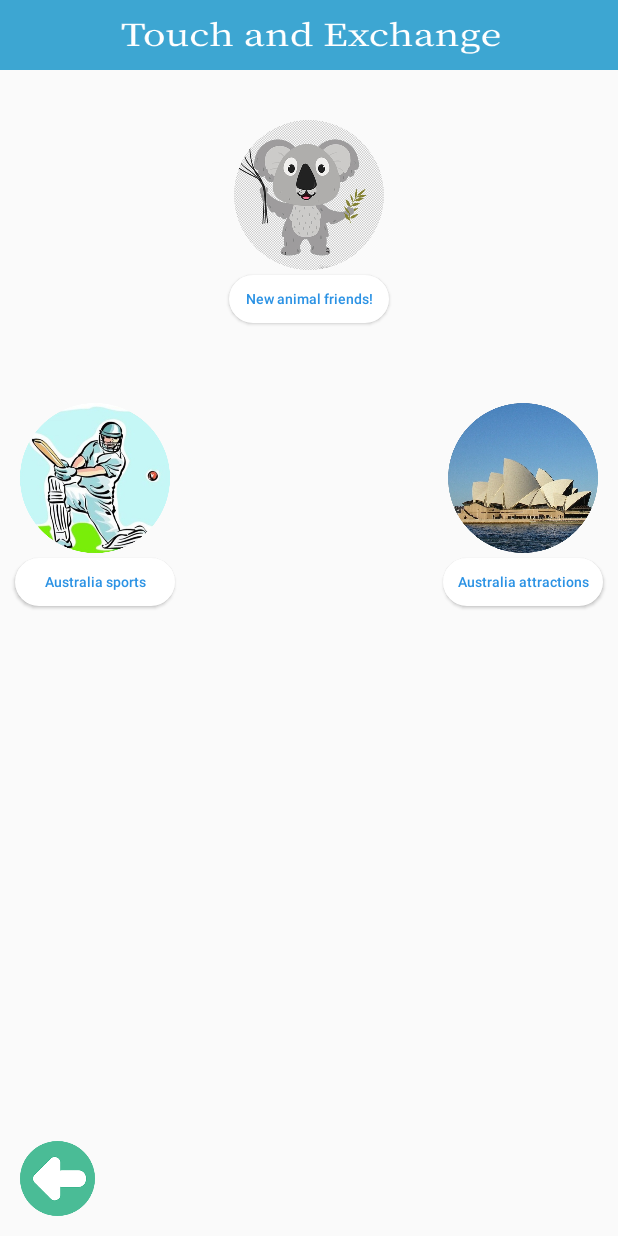
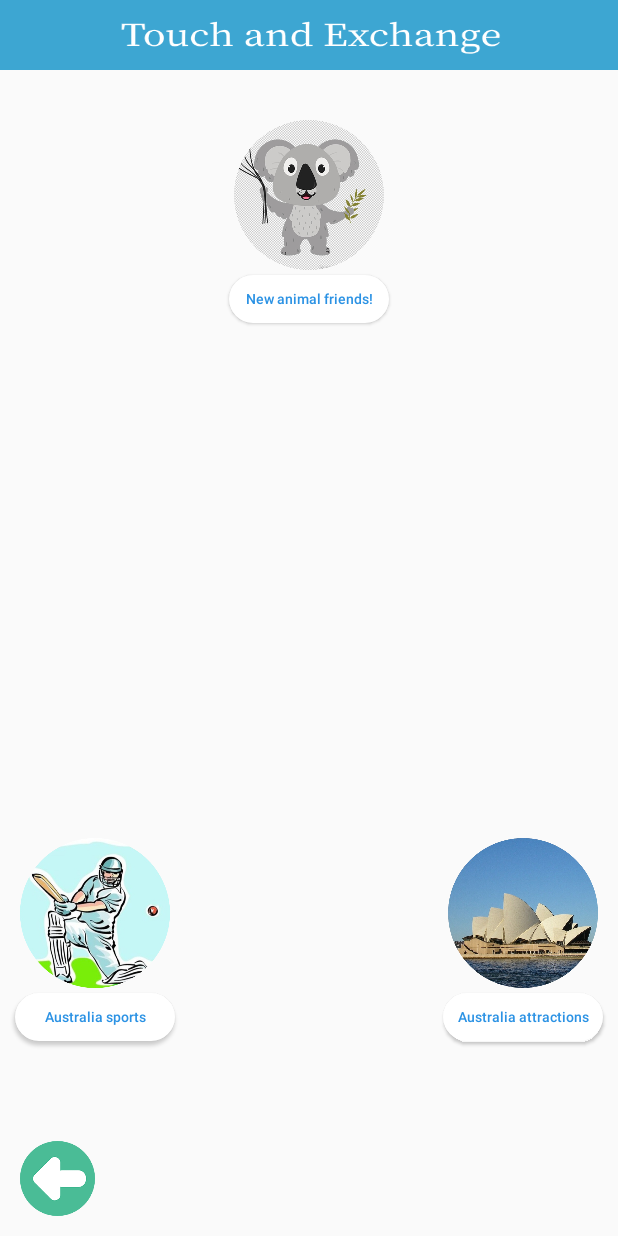
Before and after one commit to Leo9295/KidOZone_Iteration3, an Android app: the Puzzle screen opened directly, with no data from a screen before it, on a phone screen of 412 x 824 dp. Run offline under Robolectric (Android 15) with nearby library versions, the light colour scheme and no system bars.

Commit message:
Modify some UI.

```diff
--- a/app/src/main/res/layout/activity_about_us.xml
+++ b/app/src/main/res/layout/activity_about_us.xml
@@ -19,7 +19,7 @@
         android:layout_width="match_parent"
         android:layout_height="490dp"
         android:layout_alignParentTop="true"
-        android:layout_marginTop="140dp">
+        android:layout_marginTop="160dp">
 
         <RelativeLayout
             android:layout_width="match_parent"
--- a/app/src/main/res/layout/activity_main.xml
+++ b/app/src/main/res/layout/activity_main.xml
@@ -54,7 +54,7 @@
         android:layout_width="190dp"
         android:layout_height="110dp"
         android:layout_centerHorizontal="true"
-        android:layout_marginTop="130dp"
+        android:layout_marginTop="170dp"
         android:background="@drawable/puzzlegame" />
 
 
--- a/app/src/main/res/layout/lunch_result.xml
+++ b/app/src/main/res/layout/lunch_result.xml
@@ -110,7 +110,7 @@
         android:layout_height="42dp"
         android:layout_below="@+id/imageFood3"
         android:layout_centerHorizontal="true"
-        android:layout_marginTop="25dp"
+        android:layout_marginTop="60dp"
         android:fontFamily="sans-serif-medium"
         android:gravity="center"
         android:text=""
--- a/app/src/main/res/layout/puzzle.xml
+++ b/app/src/main/res/layout/puzzle.xml
@@ -39,18 +39,18 @@
         android:id="@+id/imageSport"
         android:layout_height="150dp"
         android:layout_width="150dp"
-        android:layout_marginTop="80dp"
         android:layout_marginLeft="20dp"
-        android:layout_below="@+id/animal"
+        android:layout_above="@+id/sport"
         android:background="@drawable/sport_puzzle_icon"/>
 
     <Button
         android:id="@+id/sport"
         android:layout_width="160dp"
         android:layout_height="wrap_content"
-        android:layout_below="@+id/imageSport"
         android:layout_marginTop="5dp"
         android:layout_marginLeft="15dp"
+        android:layout_marginBottom="100dp"
+        android:layout_above="@+id/backButton"
         android:background="@drawable/button_style5"
         android:text="Australia sports"
         android:textAllCaps="false"
@@ -62,9 +62,9 @@
         android:layout_height="150dp"
         android:layout_width="150dp"
         android:layout_marginTop="80dp"
+        android:layout_above="@+id/View"
         android:layout_alignParentRight="true"
         android:layout_marginRight="20dp"
-        android:layout_below="@+id/animal"
         android:background="@drawable/view_puzzle_icon"/>
 
 
@@ -73,10 +73,11 @@
         android:id="@+id/View"
         android:layout_width="160dp"
         android:layout_height="wrap_content"
-        android:layout_below="@+id/imageView"
         android:layout_marginTop="5dp"
         android:layout_alignParentRight="true"
         android:layout_marginRight="15dp"
+        android:layout_marginBottom="100dp"
+        android:layout_above="@+id/backButton"
         android:background="@drawable/button_style5"
         android:text="Australia attractions"
         android:textAllCaps="false"
```
Also changed, not shown: 1 other file.
